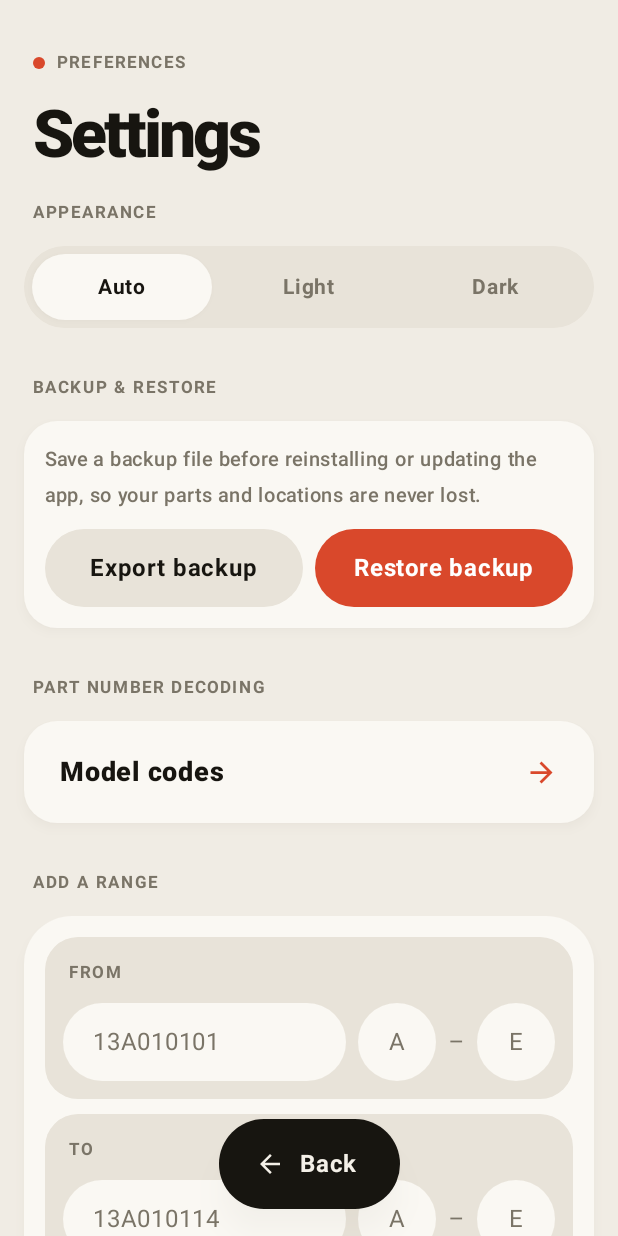
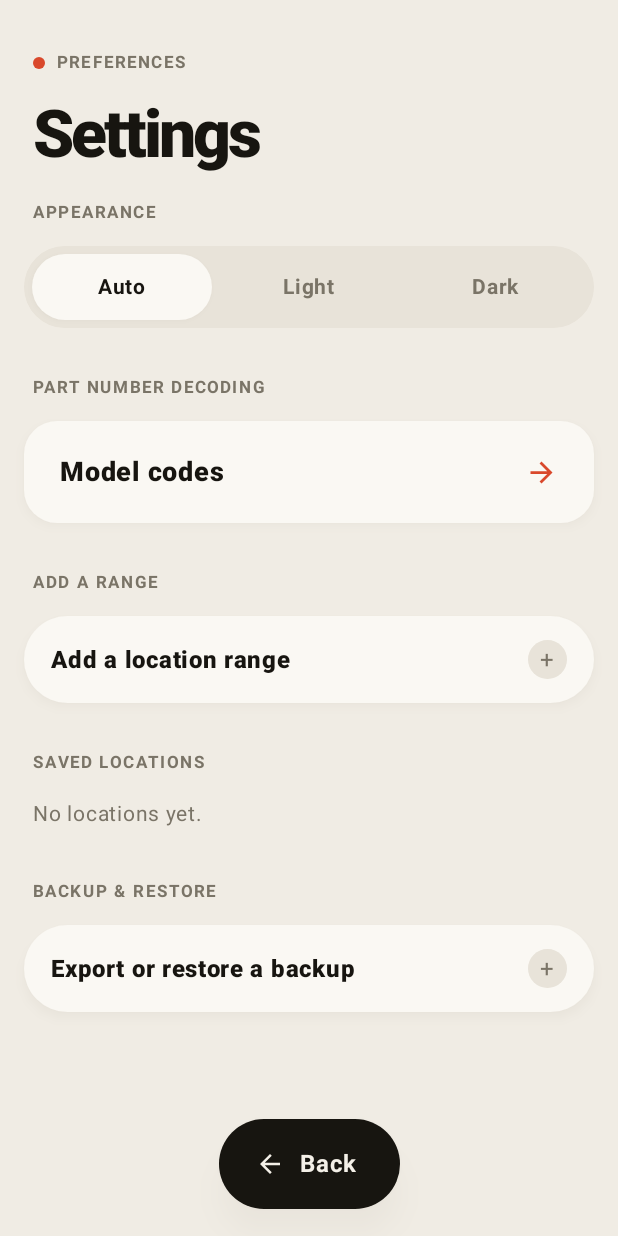
Before and after one commit to abhim5yu/partly-2, an Android app built with Jetpack Compose: the screen it shows after launch (MainActivity), after a tap on "Settings", on a phone screen of 412 x 824 dp. Run offline under Robolectric (Android 15) with nearby library versions, the phone set to English and light mode, and no system bars.

Commit message:
Make Add-a-range and Backup&restore collapsible; move Backup&restore to bottom of Settings

```diff
--- a/app/src/main/java/com/partspicker/app/SettingsScreen.kt
+++ b/app/src/main/java/com/partspicker/app/SettingsScreen.kt
@@ -55,6 +55,8 @@ fun SettingsScreen(
     val c = LocalAppColors.current
     var showModelCodes by remember { mutableStateOf(false) }
     val openGroups = remember { mutableStateMapOf<String, Boolean>() }
+    var rangeOpen by remember { mutableStateOf(false) }
+    var backupOpen by remember { mutableStateOf(false) }
 
     var start by remember { mutableStateOf("") }
     var end by remember { mutableStateOf("") }
@@ -131,30 +133,6 @@ fun SettingsScreen(
                 }
             }
 
-            item { SettingsLabel("Backup & restore") }
-            item {
-                Column(
-                    Modifier
-                        .padding(horizontal = 16.dp)
-                        .fillMaxWidth()
-                        .lift(Radius)
-                        .clip(Radius)
-                        .background(c.surface)
-                        .padding(14.dp),
-                    verticalArrangement = Arrangement.spacedBy(10.dp)
-                ) {
-                    Text(
-                        "Save a backup file before reinstalling or updating the app, so your parts and locations are never lost.",
-                        color = c.muted, fontSize = 13.sp, fontWeight = FontWeight.Medium
-                    )
-                    Row(horizontalArrangement = Arrangement.spacedBy(8.dp)) {
-                        PillButton("Export backup", onClick = onExportBackup, modifier = Modifier.weight(1f), container = c.surface2, content = c.text)
-                        PillButton("Restore backup", onClick = onImportBackup, modifier = Modifier.weight(1f))
-                    }
-                    StatusText(vm.backupStatus, c.success)
-                }
-            }
-
             item { SettingsLabel("Part number decoding") }
             item {
                 Row(
@@ -177,16 +155,7 @@ fun SettingsScreen(
 
             item { SettingsLabel("Add a range") }
             item {
-                Column(
-                    Modifier
-                        .padding(horizontal = 16.dp)
-                        .fillMaxWidth()
-                        .lift(RadiusXl)
-                        .clip(RadiusXl)
-                        .background(c.surface)
-                        .padding(14.dp),
-                    verticalArrangement = Arrangement.spacedBy(10.dp)
-                ) {
+                CollapsibleCard(title = "Add a location range", open = rangeOpen, onToggle = { rangeOpen = !rangeOpen }) {
                     RangeGroup("From", "13A010101", start, { start = it; rangeStatus = "" }, letterA, { letterA = it; rangeStatus = "" }, letterB, { letterB = it; rangeStatus = "" })
                     RangeGroup("To", "13A010114", end, { end = it; rangeStatus = "" }, letterA, { letterA = it; rangeStatus = "" }, letterB, { letterB = it; rangeStatus = "" })
 
@@ -228,6 +197,21 @@ fun SettingsScreen(
                     }
                 }
             }
+
+            item { SettingsLabel("Backup & restore") }
+            item {
+                CollapsibleCard(title = "Export or restore a backup", open = backupOpen, onToggle = { backupOpen = !backupOpen }) {
+                    Text(
+                        "Save a backup file before reinstalling or updating the app, so your parts and locations are never lost.",
+                        color = c.muted, fontSize = 13.sp, fontWeight = FontWeight.Medium
+                    )
+                    Row(horizontalArrangement = Arrangement.spacedBy(8.dp)) {
+                        PillButton("Export backup", onClick = onExportBackup, modifier = Modifier.weight(1f), container = c.surface2, content = c.text)
+                        PillButton("Restore backup", onClick = onImportBackup, modifier = Modifier.weight(1f))
+                    }
+                    StatusText(vm.backupStatus, c.success)
+                }
+            }
         }
 
         Dock(
@@ -244,6 +228,54 @@ fun SettingsScreen(
 @Composable
 private fun SettingsLabel(text: String, first: Boolean = false) {
     SectionLabel(text, Modifier.padding(start = 22.dp, end = 22.dp, top = if (first) 8.dp else 28.dp, bottom = 10.dp))
+}
+
+/** A card with a tap-to-expand header; body only composes while open. */
+@Composable
+private fun CollapsibleCard(
+    title: String,
+    open: Boolean,
+    onToggle: () -> Unit,
+    body: @Composable () -> Unit
+) {
+    val c = LocalAppColors.current
+    Column(
+        Modifier
+            .padding(horizontal = 16.dp)
+            .fillMaxWidth()
+            .lift(RadiusXl)
+            .clip(RadiusXl)
+            .background(c.surface)
+    ) {
+        Row(
+            Modifier
+                .fillMaxWidth()
+                .clickable(onClick = onToggle)
+                .padding(horizontal = 18.dp, vertical = 16.dp),
+            verticalAlignment = Alignment.CenterVertically,
+            horizontalArrangement = Arrangement.SpaceBetween
+        ) {
+            Text(title, color = c.text, fontSize = 16.sp, fontWeight = FontWeight.ExtraBold)
+            Box(
+                Modifier.size(26.dp).clip(CircleShape).background(if (open) c.accent else c.surface2),
+                contentAlignment = Alignment.Center
+            ) {
+                Text(
+                    if (open) "–" else "+",
+                    color = if (open) c.onAccent else c.muted,
+                    fontSize = 16.sp, lineHeight = 16.sp
+                )
+            }
+        }
+        if (open) {
+            Column(
+                Modifier.fillMaxWidth().padding(start = 14.dp, end = 14.dp, bottom = 14.dp),
+                verticalArrangement = Arrangement.spacedBy(10.dp)
+            ) {
+                body()
+            }
+        }
+    }
 }
 
 @Composable
```
